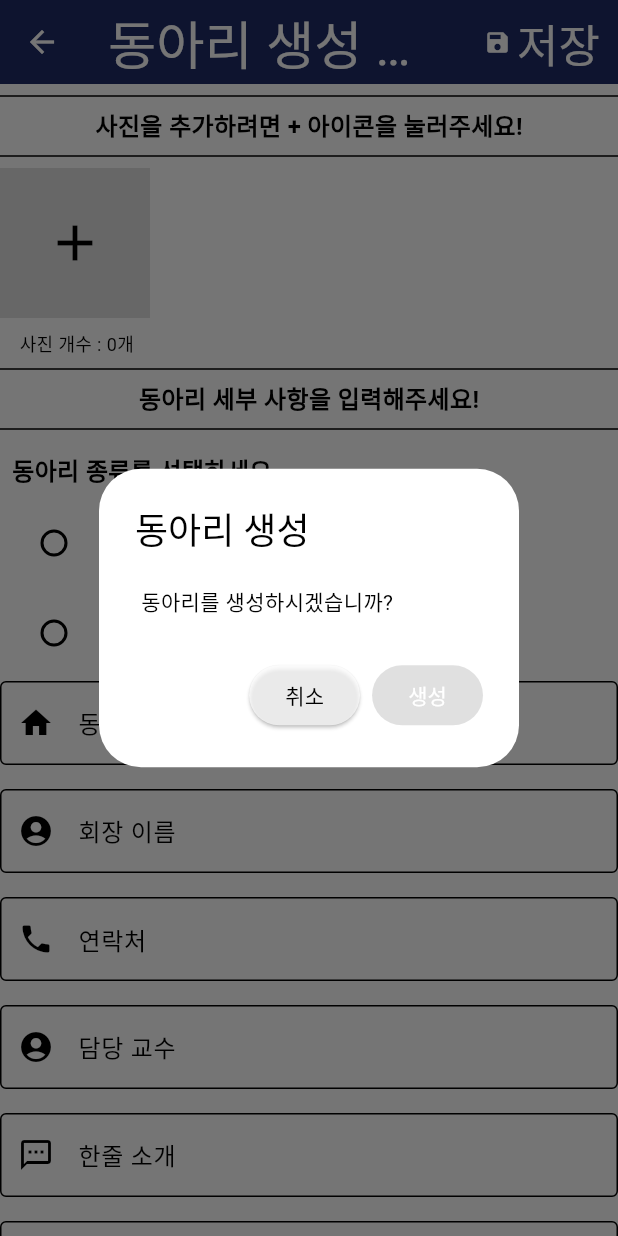
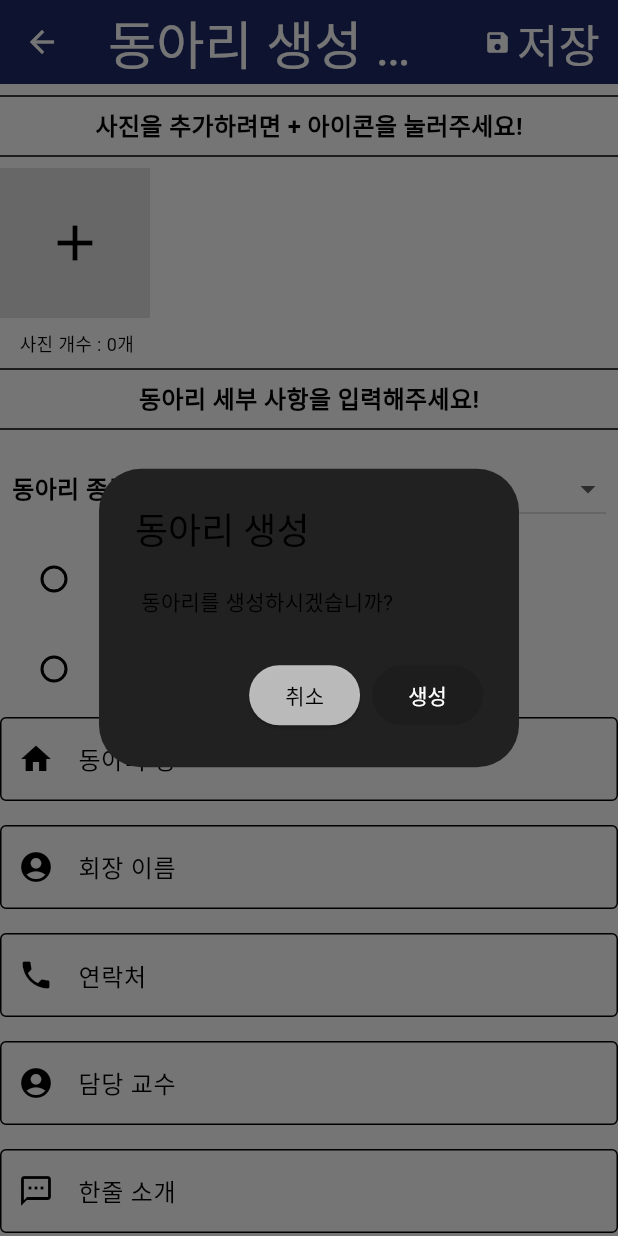
Before and after one commit to gimseongcheol/team_project, a Flutter app: the CreateClubScreen screen opened directly, after a tap on "저장", on a phone screen of 412 x 824 dp. Run offline on Flutter 3.47's test engine with Material 3 defaults, Android fonts, the phone set to English and light mode, and no system bars; our stand-ins replace cloud_firestore, extended_image, firebase_auth, firebase_core, firebase_storage, flutter_slidable and 6 more; missing offline and left inert: flutter_state_notifier; accounts and stored records are empty; Roboto replaces fonts that are missing (Dongle).

Commit message:
createClubScreen에 dropDownButton위젯 조건부 생성 완료 createClubScreen에 alterDialog위젯 출력되게 완성 - alterDialog위젯에 생성은 아직 클릭이 안됨 픽스 필요 2024.04.30

```diff
--- a/lib/screen/modify/createClubScreen.dart
+++ b/lib/screen/modify/createClubScreen.dart
@@ -1,4 +1,5 @@
 import 'dart:io';
+
 import 'package:flutter/material.dart';
 import 'package:flutter/services.dart';
 import 'package:image_picker/image_picker.dart';
@@ -24,6 +25,8 @@ class CreateClubScreen extends StatefulWidget {
 }
 
 class _CreateClubScreenState extends State<CreateClubScreen> {
+
+
   List<String> imagePaths = [];
   String? _selectedClubType;
   String? _selectDepartment;
@@ -126,7 +129,6 @@ class _CreateClubScreenState extends State<CreateClubScreen> {
     initializeDateFormatting();
     _selectedDay = DateTime.now(); // Initialize _selectedDay in initState
   }
-
   @override
   Widget build(BuildContext context) {
     final clubStatus = context.watch<ClubState>().clubStatus;
@@ -287,7 +289,6 @@ class _CreateClubScreenState extends State<CreateClubScreen> {
                       fontWeight: FontWeight.bold,
                     ),
                   ),
-                  if (_selectedClubType == '과동아리')
                   DropdownButton(
                     //선택시 내부 색상 변경이 가능한지 확인하기
                       hint: const Text('학부 선택'),
@@ -303,8 +304,7 @@ class _CreateClubScreenState extends State<CreateClubScreen> {
                           _selectDepartment = value;
                           selectedDepartment.text = value ?? '';
                         });
-                      },
-                    ),
+                      }),
                 ],
               ),
             ),
@@ -495,15 +495,15 @@ class _CreateClubScreenState extends State<CreateClubScreen> {
   }
 
   void _showConfirmationDialog(BuildContext context) {
-    final clubStatus = context.read<ClubState>().clubStatus;
+    final clubStatus = context.watch<ClubState>().clubStatus;
     showDialog(
       context: context,
       builder: (BuildContext context) {
         final _themeManager = Provider.of<ThemeManager>(context);
         return AlertDialog(
           backgroundColor: _themeManager.themeMode == ThemeMode.dark
-              ? Color(0xFF212121)
-              : Colors.white,
+              ? Color(0xFF505050)
+              : Color(0xFF212121),
           title: Text(
             "동아리 생성",
             style: TextStyle(
@@ -543,9 +543,7 @@ class _CreateClubScreenState extends State<CreateClubScreen> {
               child: Text("취소", style: TextStyle(color: Colors.black)),
             ),
             ElevatedButton(
-              onPressed:
-                  (_files.length == 0 || clubStatus == ClubStatus.submitting)
-                      ? null
+              onPressed: (_files.length == 0 || clubStatus == ClubStatus.submitting) ? null
                   : () async {
                 try {
                   FocusScope.of(context).unfocus();
@@ -558,7 +556,7 @@ class _CreateClubScreenState extends State<CreateClubScreen> {
                     shortComment: shortIntroController.text,
                     fullComment: fullIntroController.text,
                     presidentName: presidentNameController.text,
-                                  depart: selectedDepartment.text,
+                    depart:  selectedDepartment.text,
                     clubType: selectedClubType.text,
 
                                   //uid: uid,
```
Lines whose indentation alone changed are shown as unchanged.
